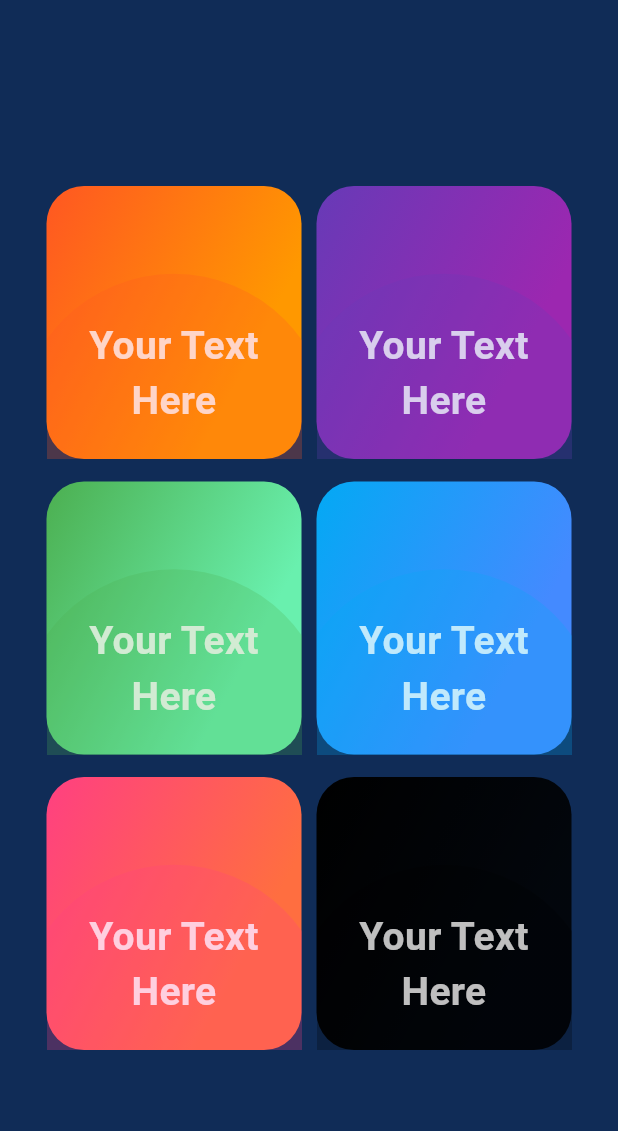
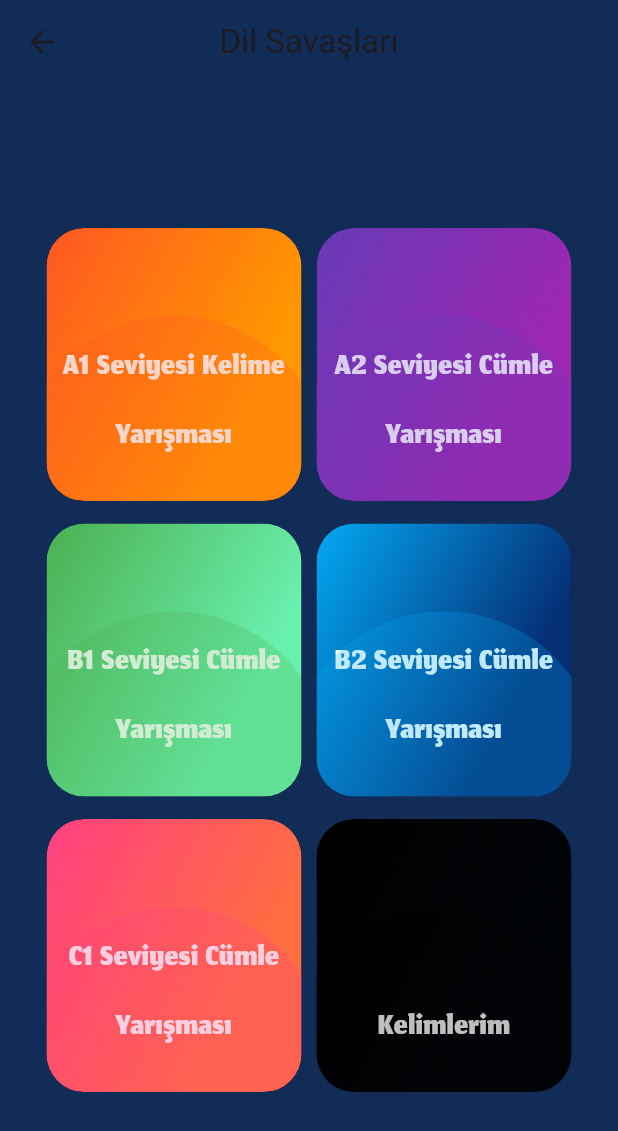
Before and after one commit to Arifcngk/DIL-SAVASLARI, a Flutter app: the HomePage screen opened directly, on a phone screen of 412 x 824 dp. Shown: the top 1131 px of the screen. Run offline on Flutter 3.47's test engine with Material 3 defaults, Android fonts, the phone set to English and light mode, and no system bars; our stand-ins replace get.

Commit message:
homepage added card custom widget

```diff
--- a/lib/main.dart
+++ b/lib/main.dart
@@ -1,5 +1,5 @@
-import 'package:dil_savaslari/loading_page.dart';
 import 'package:dil_savaslari/view/auth/login_page.dart';
+import 'package:dil_savaslari/view/auth/register_page.dart';
 import 'package:dil_savaslari/view/auth/welcome_page.dart';
 import 'package:dil_savaslari/view/home/home_page.dart';
 import 'package:flutter/material.dart';
@@ -26,7 +26,7 @@ class MyApp extends StatelessWidget {
     return const GetMaterialApp(
       title: 'Dil Savaslari',
       debugShowCheckedModeBanner: false,
-      home: HomePage(),
+      home: RegisterPage(),
     );
   }
 }
--- a/lib/view/auth/login_page.dart
+++ b/lib/view/auth/login_page.dart
@@ -22,7 +22,7 @@ class _LoginPageState extends State<LoginPage> {
       appBar: AppBar(
         elevation: 0,
         title: const Text(
-          "Dil Savaşları",
+          "Fluentify English",
           style: TextStyle(fontSize: 32, fontFamily: 'Jockey'),
         ),
         centerTitle: true,
@@ -108,12 +108,15 @@ class _LoginPageState extends State<LoginPage> {
                             ),
                           );
                         },
+                        child: GestureDetector(
+                          onTap: () => Get.to(const RegisterPage()),
                           child: Text(
                             'Kayıt Ol',
                             style: TextStyle(
                                 color: AppColors.bgColorBtn,
                                 fontSize: 18,
                                 decoration: TextDecoration.underline),
+                          ),
                         )),
                   ],
                 ),
--- a/lib/view/auth/register_page.dart
+++ b/lib/view/auth/register_page.dart
@@ -13,6 +13,16 @@ class _RegisterPageState extends State<RegisterPage> {
   Widget build(BuildContext context) {
     return Scaffold(
       backgroundColor: AppColors.bgColor,
+      resizeToAvoidBottomInset: false,
+      appBar: AppBar(
+        elevation: 0,
+        title: const Text(
+          "Fluentify English",
+          style: TextStyle(fontSize: 32, fontFamily: 'Jockey'),
+        ),
+        centerTitle: true,
+        backgroundColor: AppColors.bgColor,
+      ),
     );
   }
 }
--- a/lib/view/consts/color.dart
+++ b/lib/view/consts/color.dart
@@ -6,7 +6,4 @@ class AppColors {
   static Color bgColorBtn2 = const Color(0xFFE8DFCA);
   static Color inputColor = const Color(0xFFF8F0E5);
   static Color appTextWhite = const Color(0xFFFFFFFF);
-
-  static Color boxYellow = Color.fromARGB(0, 143, 49, 6);
-  static Color boxYellow2 = Color.fromARGB(0, 94, 30, 11);
 }
--- a/lib/view/consts/customCard.dart
+++ b/lib/view/consts/customCard.dart
@@ -3,21 +3,24 @@ import 'package:flutter/material.dart';
 class CustomCard extends StatelessWidget {
   final Color backgroundColor;
   final Color gradientColor;
+  final String text;
 
   const CustomCard({
     super.key,
     required this.backgroundColor,
     required this.gradientColor,
+    required this.text,
   });
 
   @override
   Widget build(BuildContext context) {
     double width = 170;
-    return Container(
+    return ClipRRect(
+      borderRadius: BorderRadius.circular(25), // Same border radius
+      child: Container(
         width: width,
         height: 182,
         decoration: BoxDecoration(
-        color: backgroundColor,
           borderRadius: BorderRadius.circular(25),
           gradient: LinearGradient(
             begin: Alignment.topLeft,
@@ -28,27 +31,36 @@ class CustomCard extends StatelessWidget {
               gradientColor,
             ],
           ),
+          boxShadow: [
+            BoxShadow(
+              color: Colors.black.withOpacity(0.3),
+              spreadRadius: 2,
+              blurRadius: 5,
+              offset: Offset(0, 3),
+            ),
+          ],
         ),
         child: Stack(
           alignment: Alignment.bottomCenter,
           children: [
-          const Padding(
-            padding: EdgeInsets.all(10),
+            Padding(
+              padding: const EdgeInsets.all(10),
               child: Column(
                 mainAxisAlignment: MainAxisAlignment.end,
                 crossAxisAlignment: CrossAxisAlignment.center,
                 mainAxisSize: MainAxisSize.min,
                 children: [
                   Text(
-                  "Your Text Here",
+                    text,
                     textAlign: TextAlign.center,
-                  style: TextStyle(
-                    fontSize: 26,
+                    style: const TextStyle(
+                      fontFamily: 'Jomhuria',
+                      fontSize: 32,
                       color: Colors.white,
-                    fontWeight: FontWeight.bold,
+                      fontWeight: FontWeight.w400,
                     ),
                   ),
-                SizedBox(height: 10),
+                  const SizedBox(height: 10),
                 ],
               ),
             ),
@@ -61,6 +73,7 @@ class CustomCard extends StatelessWidget {
             ),
           ],
         ),
+      ),
     );
   }
 }
--- a/lib/view/home/home_page.dart
+++ b/lib/view/home/home_page.dart
@@ -13,6 +13,12 @@ class _HomePageState extends State<HomePage> {
   @override
   Widget build(BuildContext context) {
     return Scaffold(
+      appBar: AppBar(
+        title: const Text('Dil Savaşları'),
+        centerTitle: true,
+        elevation: 0,
+        backgroundColor: AppColors.bgColor,
+      ),
       backgroundColor: AppColors.bgColor,
       body: const Column(
         crossAxisAlignment: CrossAxisAlignment.center,
@@ -23,12 +29,16 @@ class _HomePageState extends State<HomePage> {
             mainAxisAlignment: MainAxisAlignment.center,
             children: [
               CustomCard(
-                  backgroundColor: Colors.deepOrange,
-                  gradientColor: Colors.orange),
+                backgroundColor: Colors.deepOrange,
+                gradientColor: Colors.orange,
+                text: 'A1 Seviyesi Kelime Yarışması',
+              ),
               SizedBox(width: 10),
               CustomCard(
-                  backgroundColor: Colors.deepPurple,
-                  gradientColor: Colors.purple),
+                backgroundColor: Colors.deepPurple,
+                gradientColor: Colors.purple,
+                text: 'A2 Seviyesi Cümle Yarışması',
+              ),
             ],
           ),
           SizedBox(height: 15),
@@ -37,12 +47,16 @@ class _HomePageState extends State<HomePage> {
             mainAxisAlignment: MainAxisAlignment.center,
             children: [
               CustomCard(
-                  backgroundColor: Colors.green,
-                  gradientColor: Colors.greenAccent),
+                backgroundColor: Colors.green,
+                gradientColor: Colors.greenAccent,
+                text: 'B1 Seviyesi Cümle Yarışması',
+              ),
               SizedBox(width: 10),
               CustomCard(
-                  backgroundColor: Colors.lightBlue,
-                  gradientColor: Colors.blueAccent),
+                backgroundColor: Colors.lightBlue,
+                gradientColor: Color.fromARGB(255, 5, 46, 116),
+                text: 'B2 Seviyesi Cümle Yarışması',
+              ),
             ],
           ),
           SizedBox(height: 15),
@@ -51,11 +65,16 @@ class _HomePageState extends State<HomePage> {
             mainAxisAlignment: MainAxisAlignment.center,
             children: [
               CustomCard(
-                  backgroundColor: Colors.pinkAccent,
-                  gradientColor: Colors.deepOrangeAccent),
+                backgroundColor: Colors.pinkAccent,
+                gradientColor: Colors.deepOrangeAccent,
+                text: 'C1 Seviyesi Cümle Yarışması',
+              ),
               SizedBox(width: 10),
               CustomCard(
-                  backgroundColor: Colors.black, gradientColor: Colors.black87),
+                backgroundColor: Colors.black,
+                gradientColor: Colors.black87,
+                text: 'Kelimlerim ',
+              ),
             ],
           ),
         ],
```
Also changed, not shown: images/register.png (added), lib/view/splesh/loading_page.dart (renamed from lib/loading_page.dart). Lines whose indentation alone changed are shown as unchanged.
